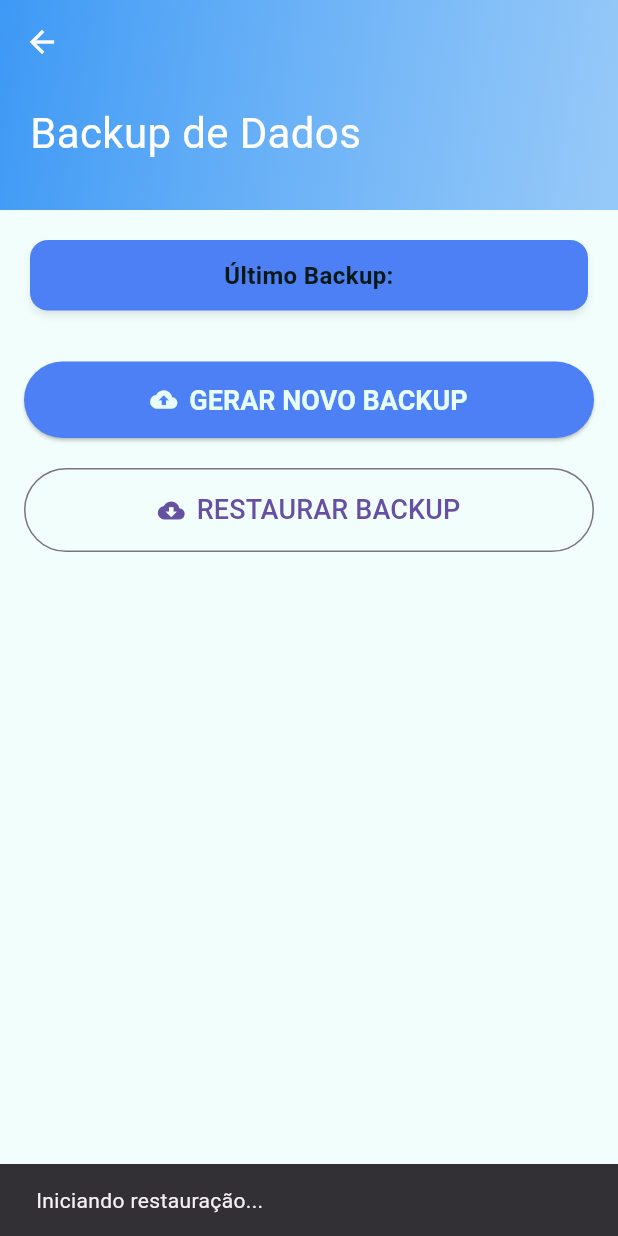
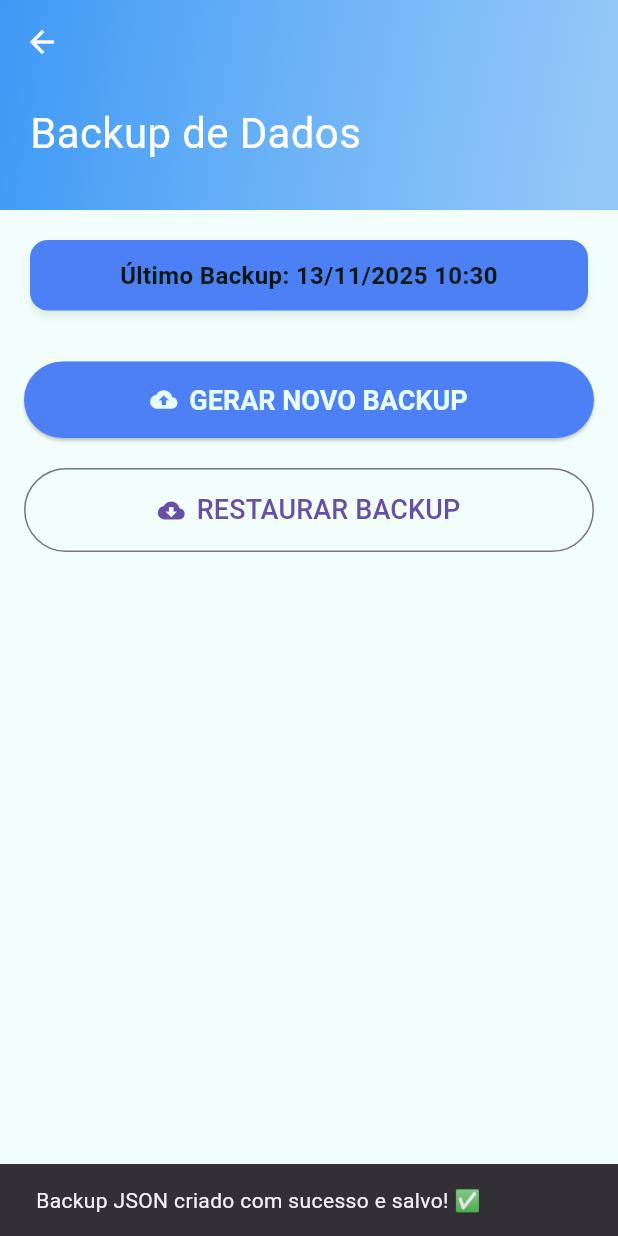
Before and after one commit to daniellucas04/healtime, a Flutter app: the BackupView screen opened by its route, after a tap on "GERAR NOVO BACKUP", after a tap on "RESTAURAR BACKUP", on a phone screen of 412 x 824 dp. Run offline on Flutter 3.47's test engine with Material 3 defaults, Android fonts, the phone set to English and light mode, and no system bars; our stand-ins replace carousel_slider, flutter_local_notifications, local_auth, permission_handler, share_plus and 3 more; missing offline and left inert: dart:ffi, local_auth_android, local_auth_darwin; accounts and stored records are empty.

Commit message:
fix(backup) correction redirection for backup view and need correction functions for backup

```diff
--- a/lib/views/backup/backup_view.dart
+++ b/lib/views/backup/backup_view.dart
@@ -1,5 +1,13 @@
 import 'package:app/views/components/header.dart';
 import 'package:flutter/material.dart';
+import 'package:sqflite/sqflite.dart';
+import 'package:path_provider/path_provider.dart';
+import 'dart:io';
+import 'package:intl/intl.dart';
+import 'package:path/path.dart' as path;
+import 'dart:convert';
+import 'package:app/database/database_helper.dart';
+import 'package:permission_handler/permission_handler.dart';
 
 class BackupView extends StatefulWidget {
   const BackupView({super.key});
@@ -11,32 +19,170 @@ class BackupView extends StatefulWidget {
 class _BackupViewState extends State<BackupView> {
   DateTime? _lastBackupDate;
 
+  final String _backupFileName = 'healtime_backup.json';
+
+  final List<String> _tables = [
+    'users',
+    'medications',
+    'medicationSchedule',
+    'usersMedication',
+  ];
+
   @override
   void initState() {
     super.initState();
-    // _loadLastBackupDate();
+    _loadLastBackupDate();
   }
 
-  void _createBackup() {
-    setState(() {
-      _lastBackupDate = DateTime.now();
-    });
-    ScaffoldMessenger.of(context).showSnackBar(
-      const SnackBar(content: Text('Backup criado com sucesso!')),
-    );
+  Future<String?> _getPersistentBackupPath() async {
+    final status = await Permission.storage.request();
+
+    if (status.isGranted) {
+      final directory = await getDownloadsDirectory();
+      if (directory != null) {
+        return path.join(directory.path, _backupFileName);
+      }
+    }
+
+    return null;
   }
 
-  void _restoreBackup() {
-    ScaffoldMessenger.of(context).showSnackBar(
-      const SnackBar(content: Text('Iniciando restauração...')),
-    );
+  void _loadLastBackupDate() {
+    // TODO: Carregar a data do SharedPreferences.
   }
 
+  void _saveLastBackupDate(DateTime date) {
+    // TODO: Salvar a data no SharedPreferences.
+  }
+
+  Future<void> _createBackup() async {
+    final backupPath = await _getPersistentBackupPath();
+    if (backupPath == null) {
+      if (mounted) {
+        ScaffoldMessenger.of(context).showSnackBar(
+          const SnackBar(
+              content: Text(
+                  'Permissão de armazenamento negada ou diretório indisponível. ⛔')),
+        );
+      }
+      return;
+    }
+
+    try {
+      if (mounted) {
+        ScaffoldMessenger.of(context).showSnackBar(
+          const SnackBar(content: Text('Iniciando exportação... ⏳')),
+        );
+      }
+
+      final db = await DatabaseHelper.instance.database;
+      Map<String, List<Map<String, dynamic>>> backupData = {};
+
+      for (var table in _tables) {
+        final result = await db.query(table);
+        backupData[table] = result;
+      }
+
+      final jsonString = json.encode(backupData);
+      final backupFile = File(backupPath);
+      await backupFile.writeAsString(jsonString);
+
+      final now = DateTime.now();
+      setState(() {
+        _lastBackupDate = now;
+      });
+      _saveLastBackupDate(now);
+
+      if (mounted) {
+        ScaffoldMessenger.of(context).showSnackBar(
+          const SnackBar(
+              content: Text('Backup JSON criado com sucesso e salvo! ✅')),
+        );
+      }
+    } catch (e) {
+      print('Erro ao criar backup JSON: $e');
+      if (mounted) {
+        ScaffoldMessenger.of(context).showSnackBar(
+          SnackBar(content: Text('Falha ao criar backup: ${e.toString()}')),
+        );
+      }
+    }
+  }
+
+  Future<void> _restoreBackup() async {
+    final backupPath = await _getPersistentBackupPath();
+    if (backupPath == null) {
+      if (mounted) {
+        ScaffoldMessenger.of(context).showSnackBar(
+          const SnackBar(content: Text('Permissão de armazenamento negada. ⛔')),
+        );
+      }
+      return;
+    }
+
+    final backupFile = File(backupPath);
+
+    if (!await backupFile.exists()) {
+      if (mounted) {
+        ScaffoldMessenger.of(context).showSnackBar(
+          const SnackBar(
+              content: Text(
+                  'Nenhum arquivo de backup JSON encontrado no armazenamento externo. ❌')),
+        );
+      }
+      return;
+    }
+
+    try {
+      if (mounted) {
+        ScaffoldMessenger.of(context).showSnackBar(
+          const SnackBar(content: Text('Iniciando restauração de dados... ⏳')),
+        );
+      }
+
+      final jsonString = await backupFile.readAsString();
+      final Map<String, dynamic> backupData = json.decode(jsonString);
+
+      final db = await DatabaseHelper.instance.database;
+
+      await db.transaction((txn) async {
+        for (var table in _tables.reversed) {
+          await txn.delete(table);
+        }
+
+        for (var table in _tables) {
+          final List<dynamic> records = backupData[table];
+          for (var record in records) {
+            (record as Map<String, dynamic>).remove('id');
+
+            await txn.insert(table, record,
+                conflictAlgorithm: ConflictAlgorithm.replace);
+          }
+        }
+      });
+
+      if (mounted) {
+        ScaffoldMessenger.of(context).showSnackBar(
+          const SnackBar(
+              content: Text('Restauração de dados concluída com sucesso! ✨')),
+        );
+      }
+    } catch (e) {
+      print('Erro ao restaurar backup JSON: $e');
+      if (mounted) {
+        ScaffoldMessenger.of(context).showSnackBar(
+          SnackBar(content: Text('Falha ao restaurar dados: ${e.toString()}')),
+        );
+      }
+    }
+  }
+
+  // --- Estrutura da UI ---
   @override
   Widget build(BuildContext context) {
     final String lastBackupText = _lastBackupDate == null
         ? 'Nenhum backup encontrado.'
-        : 'Último Backup: ';
+        : 'Último Backup: ${DateFormat('dd/MM/yyyy HH:mm').format(_lastBackupDate!)}';
 
     return Scaffold(
       resizeToAvoidBottomInset: false,
--- a/lib/views/components/sidebar.dart
+++ b/lib/views/components/sidebar.dart
@@ -1,4 +1,5 @@
 import 'package:app/providers/theme_provider.dart';
+import 'package:app/views/backup/backup_view.dart';
 import 'package:app/views/theme/theme.dart';
 import 'package:app/database/database_helper.dart';
 import 'package:flutter/material.dart';
@@ -196,7 +197,14 @@ class _SidebarState extends State<Sidebar> {
                         TextStyle(fontSize: 16, fontWeight: FontWeight.w600),
                       ),
                     ),
-                    onPressed: () {},
+                    onPressed: () {
+                      Navigator.push(
+                        context,
+                        MaterialPageRoute<void>(
+                          builder: (context) => const BackupView(),
+                        ),
+                      );
+                    },
                     child: const Row(
                       mainAxisAlignment: MainAxisAlignment.center,
                       spacing: 10,
--- a/pubspec.yaml
+++ b/pubspec.yaml
@@ -22,6 +22,7 @@ dependencies:
   permission_handler: ^11.3.1
   shared_preferences: ^2.5.3
   carousel_slider: ^5.1.1
+  path_provider: ^2.1.1
 
 dev_dependencies:
   flutter_test:
```
Also changed, not shown: pubspec.lock, 1 other file.
